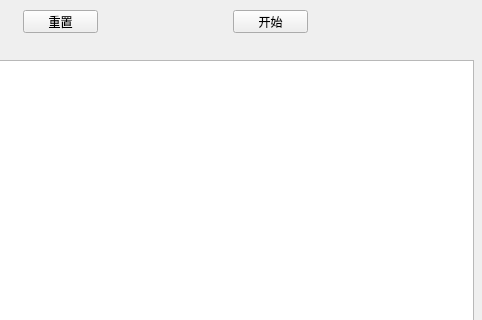
This is ui/uiframe.ui in ayjjfour/withdraw as Qt 5 draws it before an edit; both pictures show x 507 to 989 and y 0 to 320 of the 989 by 615 pixel window. The edited form follows.
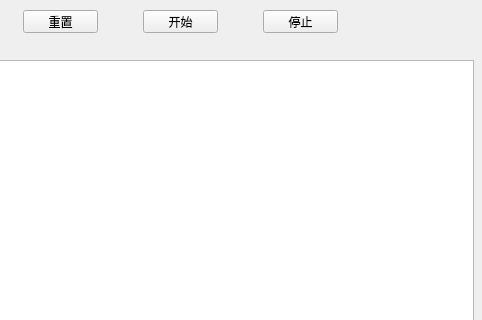
This is the edited form.

Diff of the .ui file:
```diff
--- a/ui/uiframe.ui
+++ b/ui/uiframe.ui
@@ -78,7 +78,7 @@
   <widget class="QPushButton" name="m_btn_start">
    <property name="geometry">
     <rect>
-     <x>740</x>
+     <x>650</x>
      <y>10</y>
      <width>75</width>
      <height>23</height>
@@ -124,6 +124,19 @@
     <string>添加</string>
    </property>
   </widget>
+  <widget class="QPushButton" name="m_btn_stop">
+   <property name="geometry">
+    <rect>
+     <x>770</x>
+     <y>10</y>
+     <width>75</width>
+     <height>23</height>
+    </rect>
+   </property>
+   <property name="text">
+    <string>停止</string>
+   </property>
+  </widget>
  </widget>
  <resources/>
  <connections>
```
Left out of the diff: 35 changed lines with no effect on the pictures.
